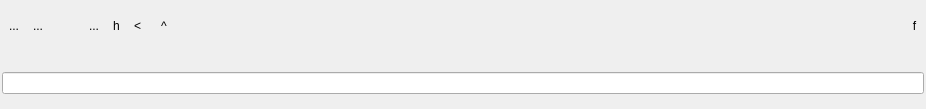
This is bulicommander/bulicommander/bc/resources/bcwpathbar.ui in Grum999/BuliCommander as Qt 5 draws it before an edit. The edited form follows.
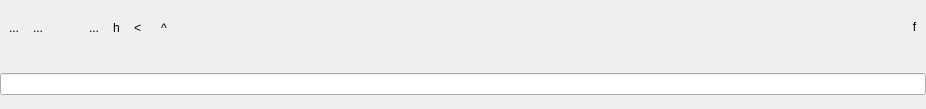
This is the edited form. Icons and pictures are not drawn. Custom widgets are drawn as their Qt base class.

Commit message:
Improve UI for BCWPathBar widget
Try to fix problem of size (widget sometime cropped) + flickering when
(when filter is displayed/hidden)

Patch:
```diff
--- a/bulicommander/bulicommander/bc/resources/bcwpathbar.ui
+++ b/bulicommander/bulicommander/bc/resources/bcwpathbar.ui
@@ -29,6 +29,9 @@
    <enum>QFrame::NoFrame</enum>
   </property>
   <layout class="QVBoxLayout" name="verticalLayout_2">
+   <property name="spacing">
+    <number>0</number>
+   </property>
    <property name="sizeConstraint">
     <enum>QLayout::SetDefaultConstraint</enum>
    </property>
@@ -428,17 +431,20 @@
       </sizepolicy>
      </property>
      <layout class="QVBoxLayout" name="verticalLayout">
+      <property name="spacing">
+       <number>0</number>
+      </property>
       <property name="leftMargin">
-       <number>2</number>
+       <number>0</number>
       </property>
       <property name="topMargin">
-       <number>2</number>
+       <number>0</number>
       </property>
       <property name="rightMargin">
-       <number>2</number>
+       <number>0</number>
       </property>
       <property name="bottomMargin">
-       <number>2</number>
+       <number>0</number>
       </property>
       <item>
        <widget class="QFrame" name="frameFilter">
@@ -462,7 +468,7 @@
           <number>0</number>
          </property>
          <property name="topMargin">
-          <number>0</number>
+          <number>4</number>
          </property>
          <property name="rightMargin">
           <number>0</number>
```
The commit also changes 1 other file.
